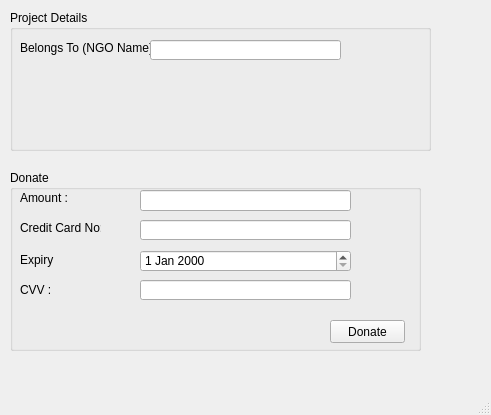
The window that Screens/screen 4.ui (msaadg/NGOConnect) describes before a commit, drawn with Qt 5.
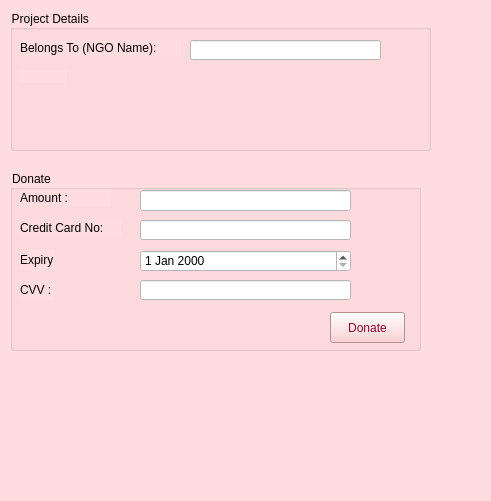
The same window after the commit. Icons and pictures are not drawn.

```diff
--- a/Screens/screen 4.ui
+++ b/Screens/screen 4.ui
@@ -7,12 +7,15 @@
     <x>0</x>
     <y>0</y>
     <width>491</width>
-    <height>415</height>
+    <height>501</height>
    </rect>
   </property>
   <property name="windowTitle">
    <string>MainWindow</string>
   </property>
+  <property name="styleSheet">
+   <string notr="true">background-color: rgb(255, 221, 222);</string>
+  </property>
   <widget class="QWidget" name="centralwidget">
    <widget class="QGroupBox" name="groupBox">
     <property name="geometry">
@@ -31,7 +34,7 @@
       <rect>
        <x>10</x>
        <y>30</y>
-       <width>131</width>
+       <width>161</width>
        <height>16</height>
       </rect>
      </property>
@@ -55,12 +58,15 @@
     <widget class="QLineEdit" name="lineEdit_3">
      <property name="geometry">
       <rect>
-       <x>140</x>
+       <x>180</x>
        <y>30</y>
        <width>191</width>
        <height>20</height>
       </rect>
      </property>
+     <property name="styleSheet">
+      <string notr="true">background-color:white;</string>
+     </property>
     </widget>
    </widget>
    <widget class="QGroupBox" name="groupBox_2">
@@ -93,7 +99,7 @@
       <rect>
        <x>10</x>
        <y>50</y>
-       <width>81</width>
+       <width>101</width>
        <height>16</height>
       </rect>
      </property>
@@ -136,6 +142,9 @@
        <height>21</height>
       </rect>
      </property>
+     <property name="styleSheet">
+      <string notr="true">background-color:white;</string>
+     </property>
     </widget>
     <widget class="QLineEdit" name="lineEdit_2">
      <property name="geometry">
@@ -146,6 +155,9 @@
        <height>20</height>
       </rect>
      </property>
+     <property name="styleSheet">
+      <string notr="true">background-color:white;</string>
+     </property>
     </widget>
     <widget class="QLineEdit" name="lineEdit_4">
      <property name="geometry">
@@ -156,6 +168,9 @@
        <height>20</height>
       </rect>
      </property>
+     <property name="styleSheet">
+      <string notr="true">background-color:white;</string>
+     </property>
     </widget>
     <widget class="QDateEdit" name="dateEdit">
      <property name="geometry">
@@ -166,21 +181,66 @@
        <height>22</height>
       </rect>
      </property>
+     <property name="styleSheet">
+      <string notr="true">background-color:white;</string>
+     </property>
     </widget>
     <widget class="QPushButton" name="DonateButton">
      <property name="geometry">
       <rect>
        <x>320</x>
-       <y>150</y>
+       <y>142</y>
        <width>75</width>
-       <height>23</height>
+       <height>31</height>
       </rect>
      </property>
+     <property name="styleSheet">
+      <string notr="true">color: rgb(138, 9, 47);
+background-color:rgb(255, 197, 198);;</string>
+     </property>
      <property name="text">
       <string>Donate</string>
      </property>
     </widget>
    </widget>
+   <widget class="QLabel" name="label_10">
+    <property name="geometry">
+     <rect>
+      <x>10</x>
+      <y>390</y>
+      <width>131</width>
+      <height>51</height>
+     </rect>
+    </property>
+    <property name="text">
+     <string/>
+    </property>
+    <property name="pixmap">
+     <pixmap>../MyLogo.png</pixmap>
+    </property>
+    <property name="scaledContents">
+     <bool>true</bool>
+    </property>
+   </widget>
+   <widget class="QLabel" name="label_11">
+    <property name="geometry">
+     <rect>
+      <x>10</x>
+      <y>400</y>
+      <width>131</width>
+      <height>51</height>
+     </rect>
+    </property>
+    <property name="text">
+     <string/>
+    </property>
+    <property name="pixmap">
+     <pixmap>../Logo.png</pixmap>
+    </property>
+    <property name="scaledContents">
+     <bool>true</bool>
+    </property>
+   </widget>
   </widget>
   <widget class="QMenuBar" name="menubar">
    <property name="geometry">
```
Left out of the diff: 2 changed lines with no effect on the pictures.
